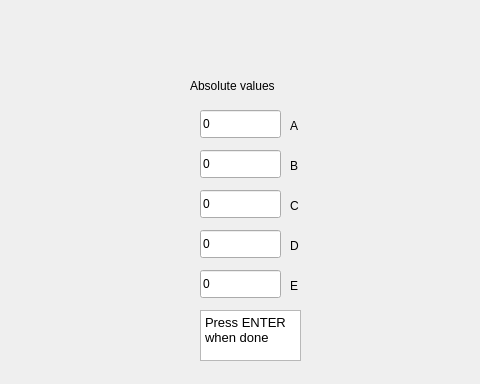
First picture: the form in App_GUI.ui, repository RhysEvan/MedBot, before the edit; both pictures show x 410 to 890 and y 0 to 384 of the 1320 by 874 pixel window.
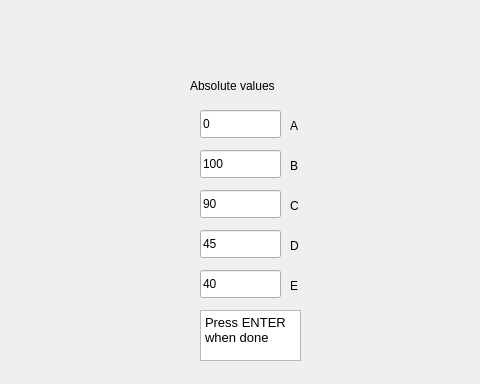
Second picture: the form after the edit. Custom widgets are drawn as their Qt base class.

The edit to the form file:
```diff
--- a/App_GUI.ui
+++ b/App_GUI.ui
@@ -178,7 +178,7 @@
      </rect>
     </property>
     <property name="text">
-     <string>0</string>
+     <string>100</string>
     </property>
    </widget>
    <widget class="QLabel" name="label_6">
@@ -204,7 +204,7 @@
      </rect>
     </property>
     <property name="text">
-     <string>0</string>
+     <string>90</string>
     </property>
    </widget>
    <widget class="QLabel" name="label_7">
@@ -230,7 +230,7 @@
      </rect>
     </property>
     <property name="text">
-     <string>0</string>
+     <string>45</string>
     </property>
    </widget>
    <widget class="QLabel" name="label_8">
@@ -256,7 +256,7 @@
      </rect>
     </property>
     <property name="text">
-     <string>0</string>
+     <string>40</string>
     </property>
    </widget>
    <widget class="QLabel" name="label_9">
```
Left out of the diff: 11 changed lines with no effect on the pictures.
